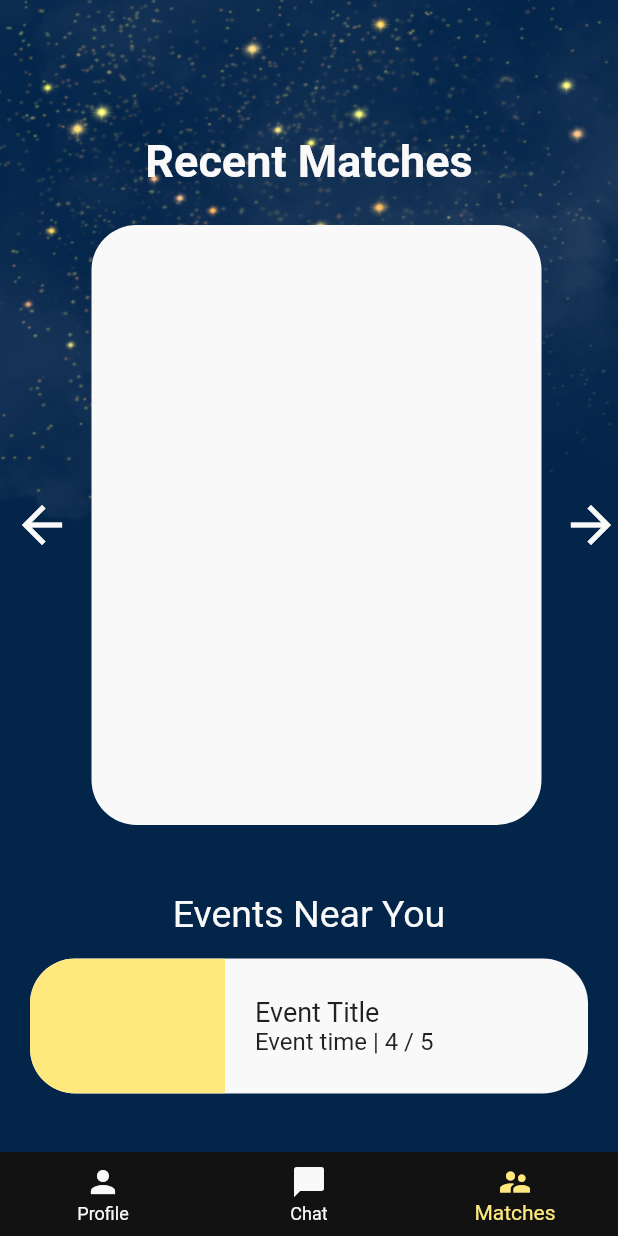
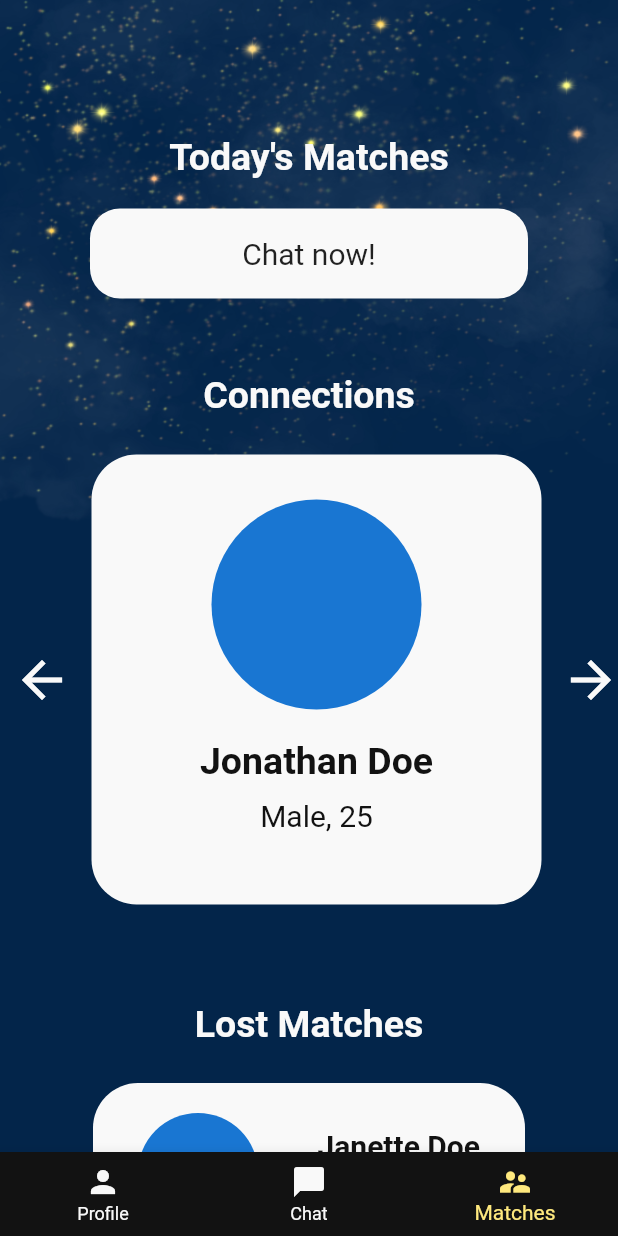
Before and after one commit to errorTeamNameNotFound/HackDFW, a Flutter app: the screen it shows after launch, item 3 of the bottom bar chosen, on a phone screen of 412 x 824 dp. Run offline on Flutter 3.47's test engine with Material 2 defaults, Android fonts, the phone set to English and light mode, and no system bars.

Commit message:
changed the layout of homepage

```diff
--- a/lib/pages/pagecontent/homecontent.dart
+++ b/lib/pages/pagecontent/homecontent.dart
@@ -1,4 +1,4 @@
-// ignore_for_file: prefer_const_constructors
+// ignore_for_file: prefer_const_constructors, prefer_const_literals_to_create_immutables
 
 import 'package:flutter/material.dart';
 import 'package:hackdfw/texts.dart';
@@ -19,16 +19,54 @@ class _MatchesContentState extends State<MatchesContent> {
           SizedBox(
             height: 90,
           ),
+          Center(
+            child: Text(
+              "Today's Matches",
+              style: TextStyle(
+                fontWeight: FontWeight.bold,
+                fontSize: 25,
+                color: Styles.kOffWhite,
+              ),
+            ),
+          ),
+          SizedBox(
+            height: 20,
+          ),
+          GestureDetector(
+            onTap: () {
+              print("chat with that person now");
+            },
+            child: Container(
+              margin: EdgeInsets.symmetric(horizontal: 60),
+              height: 60,
+              decoration: BoxDecoration(
+                color: Styles.kOffWhite,
+                borderRadius: BorderRadius.circular(20),
+              ),
+              child: Center(
+                child: Text(
+                  "Chat now!",
+                  style: TextStyle(
+                    fontSize: 20,
+                  ),
+                ),
+              ),
+            ),
+          ),
+          SizedBox(
+            height: 50,
+          ),
+
           /*
-          Page Heading
+          Connections
            */
           // ignore: prefer_const_constructors
           Center(
             child: Text(
-              "Recent Matches",
+              "Connections",
               style: TextStyle(
                 fontWeight: FontWeight.bold,
-                fontSize: 30,
+                fontSize: 25,
                 color: Styles.kOffWhite,
               ),
             ),
@@ -36,10 +74,6 @@ class _MatchesContentState extends State<MatchesContent> {
           SizedBox(
             height: 10,
           ),
-
-          /*
-          Recent matches
-           */
           Row(
             mainAxisAlignment: MainAxisAlignment.center,
             children: <Widget>[
@@ -54,11 +88,42 @@ class _MatchesContentState extends State<MatchesContent> {
                   vertical: 15,
                   horizontal: 5,
                 ),
-                height: 400,
+                height: 300,
                 width: 300,
                 decoration: BoxDecoration(
                   color: Styles.kOffWhite,
                   borderRadius: BorderRadius.circular(30),
+                ),
+                child: Padding(
+                  padding: const EdgeInsets.only(top: 30.0),
+                  child: Column(
+                    children: <Widget>[
+                      CircleAvatar(
+                        minRadius: 70,
+                      ),
+                      SizedBox(
+                        height: 20,
+                      ),
+                      Text(
+                        "Jonathan Doe",
+                        style: TextStyle(
+                          fontWeight: FontWeight.bold,
+                          fontSize: 25,
+                          color: Styles.kGray,
+                        ),
+                      ),
+                      SizedBox(
+                        height: 10,
+                      ),
+                      Text(
+                        "Male, 25",
+                        style: TextStyle(
+                          fontSize: 20,
+                          color: Styles.kGray,
+                        ),
+                      )
+                    ],
+                  ),
                 ),
               ),
               IconButton(
@@ -70,59 +135,70 @@ class _MatchesContentState extends State<MatchesContent> {
             ],
           ),
           SizedBox(
-            height: 30,
+            height: 50,
           ),
+
+          /*
+          Lost Matches
+           */
+          // ignore: prefer_const_constructors
           Center(
             child: Text(
-              "Events Near You",
-              style: TextStyle(color: Styles.kOffWhite, fontSize: 25),
+              "Lost Matches",
+              style: TextStyle(
+                fontWeight: FontWeight.bold,
+                fontSize: 25,
+                color: Styles.kOffWhite,
               ),
+            ),
+          ),
+          SizedBox(
+            height: 10,
           ),
           Container(
             margin: EdgeInsets.symmetric(
               vertical: 15,
-              horizontal: 20,
+              horizontal: 62,
             ),
-            height: 90,
+            height: 120,
+            width: 150,
             decoration: BoxDecoration(
               color: Styles.kOffWhite,
               borderRadius: BorderRadius.circular(30),
             ),
+            child: Padding(
+              padding:
+                  const EdgeInsets.symmetric(horizontal: 30.0, vertical: 20),
               child: Row(
-              mainAxisAlignment: MainAxisAlignment.start,
+                mainAxisAlignment: MainAxisAlignment.spaceBetween,
                 children: <Widget>[
-                ClipRRect(
-                  borderRadius: BorderRadius.only(
-                    topLeft: Radius.circular(30),
-                    bottomLeft: Radius.circular(30),
+                  CircleAvatar(
+                    minRadius: 40,
                   ),
-                  child: Container(
-                    decoration: BoxDecoration(
-                      color: Styles.kYellow,
+                  SizedBox(
+                    width: 16,
                   ),
-                    width: 130,
+                  Column(
+                    children: <Widget>[
+                      SizedBox(
+                        height: 10,
+                      ),
+                      Text(
+                        "Janette Doe",
+                        style: TextStyle(
+                          fontWeight: FontWeight.bold,
+                          fontSize: 20,
+                          color: Styles.kGray,
                         ),
                       ),
                       SizedBox(
-                  width: 20,
-                ),
-                /*
-                Make into list view builder
-                 */
-                Column(
-                  crossAxisAlignment: CrossAxisAlignment.start,
-                  mainAxisAlignment: MainAxisAlignment.center,
-                  children: const <Widget>[
-                    Text(
-                      "Event Title",
-                      style: TextStyle(
-                        fontSize: 18,
-                      ),
+                        height: 10,
                       ),
                       Text(
-                      "Event time | 4 / 5",
+                        "Male, 25",
                         style: TextStyle(
                           fontSize: 16,
+                          color: Styles.kGray,
                         ),
                       ),
                     ],
@@ -130,6 +206,114 @@ class _MatchesContentState extends State<MatchesContent> {
                 ],
               ),
             ),
+          ),
+          Container(
+            margin: EdgeInsets.symmetric(
+              vertical: 15,
+              horizontal: 62,
+            ),
+            height: 120,
+            width: 150,
+            decoration: BoxDecoration(
+              color: Styles.kOffWhite,
+              borderRadius: BorderRadius.circular(30),
+            ),
+            child: Padding(
+              padding:
+                  const EdgeInsets.symmetric(horizontal: 30.0, vertical: 20),
+              child: Row(
+                mainAxisAlignment: MainAxisAlignment.spaceBetween,
+                children: <Widget>[
+                  CircleAvatar(
+                    minRadius: 40,
+                  ),
+                  SizedBox(
+                    width: 16,
+                  ),
+                  Column(
+                    children: <Widget>[
+                      SizedBox(
+                        height: 10,
+                      ),
+                      Text(
+                        "Sue Doe",
+                        style: TextStyle(
+                          fontWeight: FontWeight.bold,
+                          fontSize: 20,
+                          color: Styles.kGray,
+                        ),
+                      ),
+                      SizedBox(
+                        height: 10,
+                      ),
+                      Text(
+                        "Female, 25",
+                        style: TextStyle(
+                          fontSize: 16,
+                          color: Styles.kGray,
+                        ),
+                      ),
+                    ],
+                  ),
+                ],
+              ),
+            ),
+          ),
+          Container(
+            margin: EdgeInsets.symmetric(
+              vertical: 15,
+              horizontal: 62,
+            ),
+            height: 120,
+            width: 150,
+            decoration: BoxDecoration(
+              color: Styles.kOffWhite,
+              borderRadius: BorderRadius.circular(30),
+            ),
+            child: Padding(
+              padding:
+                  const EdgeInsets.symmetric(horizontal: 30.0, vertical: 20),
+              child: Row(
+                mainAxisAlignment: MainAxisAlignment.spaceBetween,
+                children: <Widget>[
+                  CircleAvatar(
+                    minRadius: 40,
+                  ),
+                  SizedBox(
+                    width: 16,
+                  ),
+                  Column(
+                    children: <Widget>[
+                      SizedBox(
+                        height: 10,
+                      ),
+                      Text(
+                        "Janette Doe",
+                        style: TextStyle(
+                          fontWeight: FontWeight.bold,
+                          fontSize: 20,
+                          color: Styles.kGray,
+                        ),
+                      ),
+                      SizedBox(
+                        height: 10,
+                      ),
+                      Text(
+                        "Male, 25",
+                        style: TextStyle(
+                          fontSize: 16,
+                          color: Styles.kGray,
+                        ),
+                      ),
+                    ],
+                  ),
+                ],
+              ),
+            ),
+          ),
+          SizedBox(
+            height: 50,
+          ),
         ],
       ),
     );
```
Also changed, not shown: 25 other files. Lines whose indentation alone changed are shown as unchanged.
